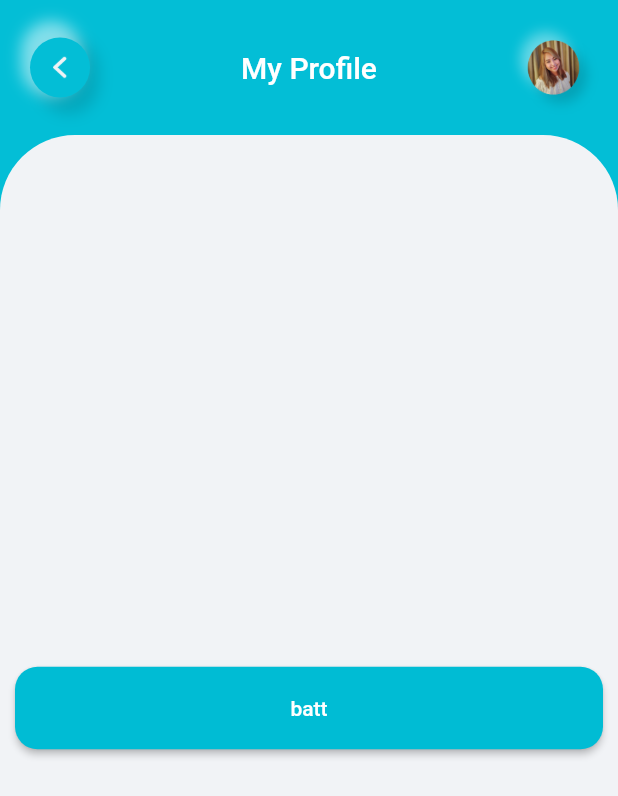
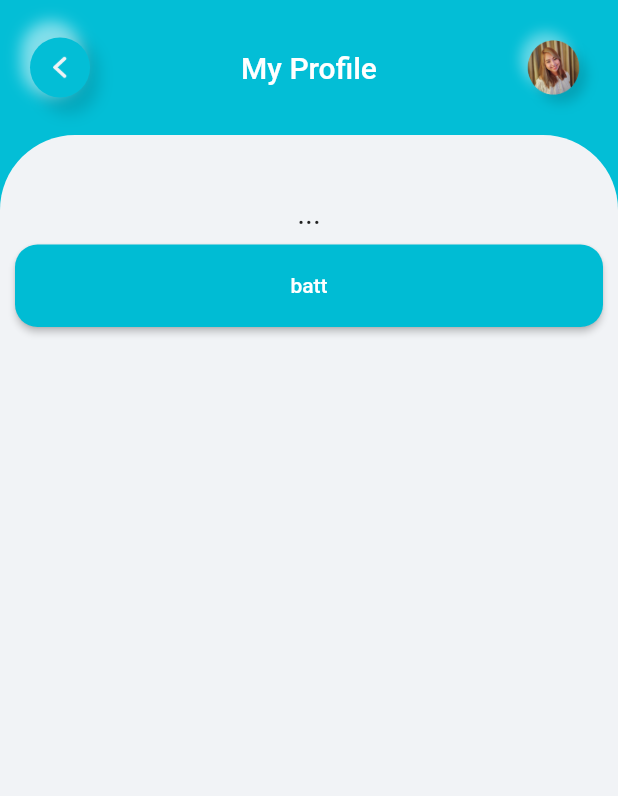
Before and after one commit to danacealfonso/kwartracker, a Flutter app: the ProfilePage screen opened directly, after a tap on "batt", on a phone screen of 412 x 824 dp. Shown: the top 796 px of the screen. Run offline on Flutter 3.47's test engine with Material 2 defaults, Android fonts, the phone set to English and light mode, and no system bars; our stand-ins replace carousel_slider, cloud_firestore, file_picker, firebase_auth, firebase_core, firebase_storage and 2 more; missing offline and left inert: flutter_iconpicker, tree_view; accounts and stored records are empty.

```diff
--- a/lib/views/pages/profile/profile.dart
+++ b/lib/views/pages/profile/profile.dart
@@ -61,9 +61,14 @@ class _ProfilePageState extends State<ProfilePage> {
           child: Container(
             padding: const EdgeInsets.all(10.0),
             child: Center(
-              child: CButton(text: 'batt', onPressed: () {
-                klikBtn();
-              },
+              child: Column(
+                children: [
+                  Text(text, style: TextStyle(fontSize: 20),),
+                  CButton(text: 'batt', onPressed: () {
+                    klikBtn();
+                  },
+                  ),
+                ],
               )
             ),
           )
```
Also changed, not shown: 2 other files.
